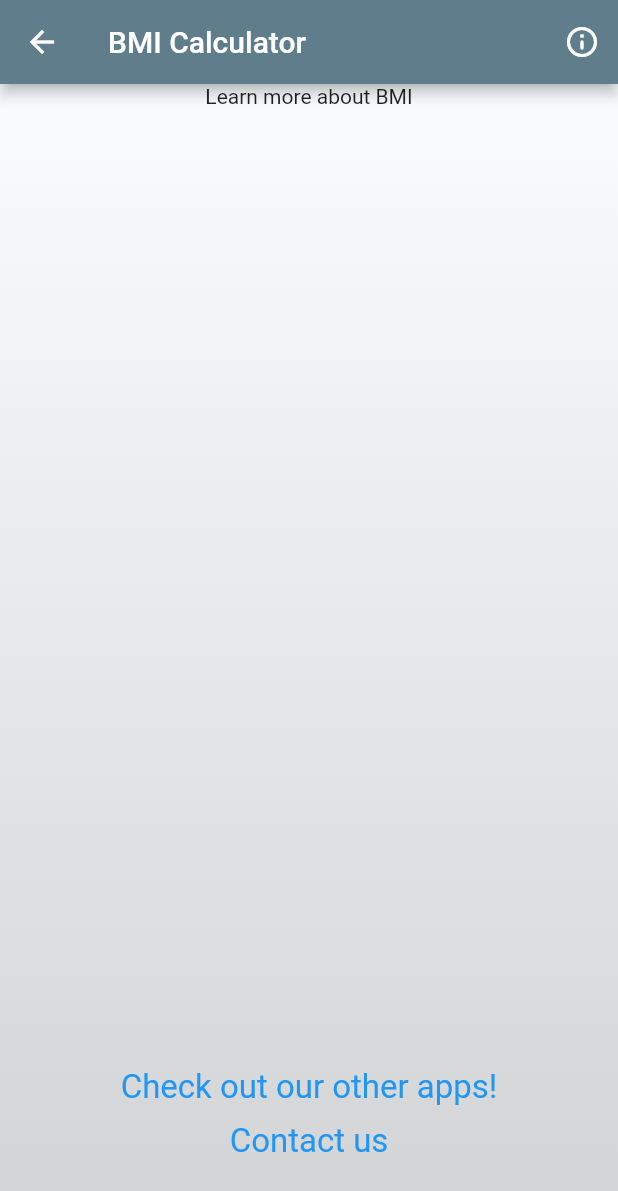
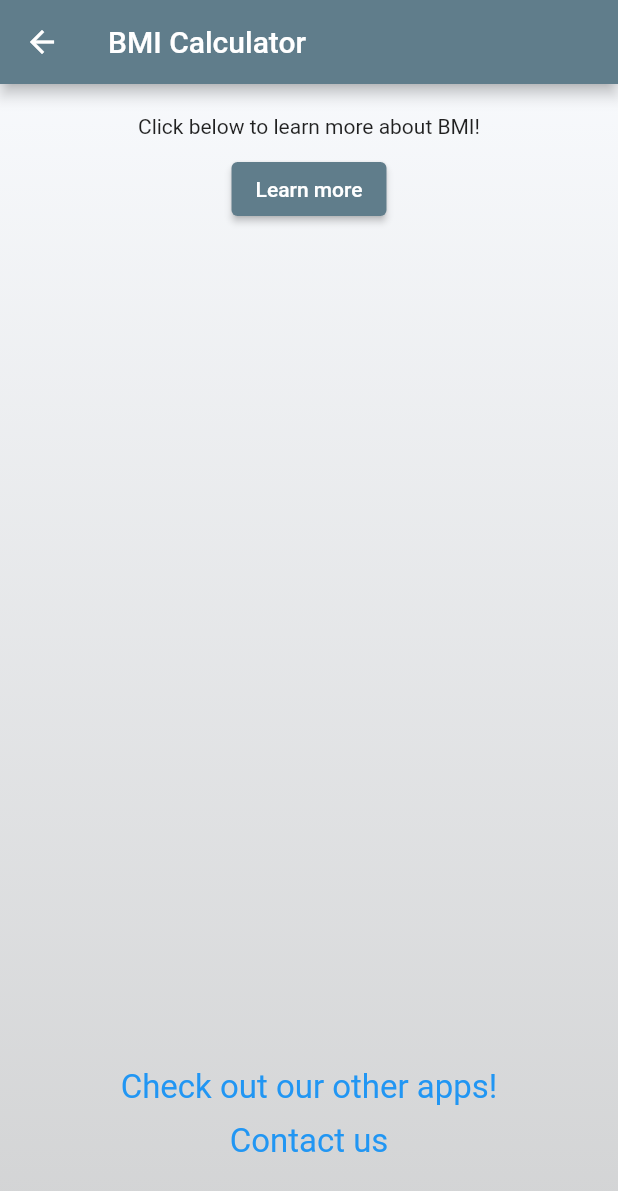
Before and after one commit to de-Gaston-Apps/bmi_calculator, a Flutter app: the screen it shows after launch, after a tap on the "info outline" icon, on a phone screen of 412 x 824 dp. Shown: the top 1191 px of the screen. Run offline on Flutter 3.47's test engine with Material 2 defaults, Android fonts, the phone set to English and light mode, and no system bars; our stand-ins replace toggle_switch.

Commit message:
Update info screen

```diff
--- a/lib/screens/info_screen.dart
+++ b/lib/screens/info_screen.dart
@@ -33,6 +33,13 @@ class InfoScreenState extends State<InfoScreen> {
     );
   }
 
+  void onLearnMoreClick() {
+    launchUrl(
+      Uri.parse(CDC_BMI_ABOUT_URL),
+      mode: LaunchMode.externalApplication,
+    );
+  }
+
   void onContactClick() {
     launchUrl(
       Uri.parse(
@@ -44,10 +51,19 @@ class InfoScreenState extends State<InfoScreen> {
   @override
   Widget build(BuildContext context) {
     return MyScaffoldContainerBackground(
-      showAppBar: true,
+      showAppBar: false,
       child: Column(
         children: [
-          Text("Learn more about BMI"),
+          AppBar(
+            title: const Text(APP_NAME),
+          ),
+          const SizedBox(height: BIGGER_PADDING_SIZE),
+          const Text(LEARN_MORE_ABOUT_BMI),
+          const SizedBox(height: DEFALT_PADDING_SIZE),
+          ElevatedButton(
+            onPressed: onLearnMoreClick,
+            child: const Text(LEARN_MORE),
+          ),
 ////////////////////////////////////////////////////////////////////////////////
           const Spacer(),
 ////////////////////////////////////////////////////////////////////////////////
--- a/lib/vars/globals.dart
+++ b/lib/vars/globals.dart
@@ -17,6 +17,8 @@ const String ANDROID_STORE_URL =
     "https://play.google.com/store/apps/dev?id=8230997084127446105";
 const String IOS_STORE_URL =
     "https://apps.apple.com/us/developer/jonathan-de-gaston/id1656029142";
+const String CDC_BMI_ABOUT_URL =
+    "https://www.cdc.gov/healthyweight/assessing/bmi/adult_bmi/index.html";
 
 /*
 *********************************** Colors *************************************
--- a/lib/vars/strings.dart
+++ b/lib/vars/strings.dart
@@ -37,3 +37,6 @@ const String CONTACT_US_STRING = "Contact us";
 const String MY_CONTACT_EMAIL = "developerjon5@gmail.com";
 const String DEFAULT_EMAIL_SUBJECT = "$APP_NAME: Email for developers";
 const String DEFAULT_EMAIL_BODY = "Dear developers,\n";
+
+const String LEARN_MORE = "Learn more";
+const String LEARN_MORE_ABOUT_BMI = "Click below to learn more about BMI!";
```
